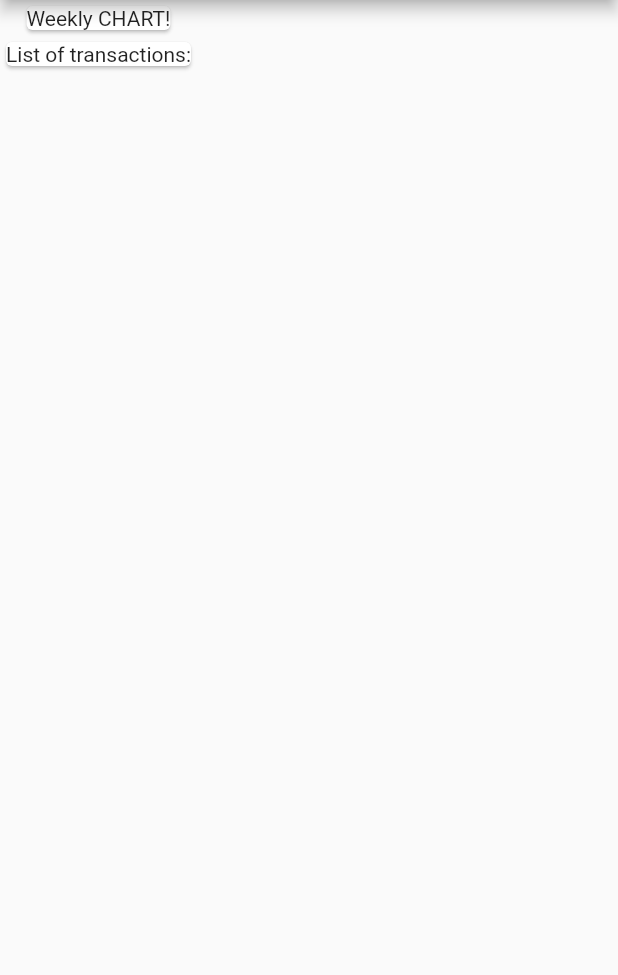
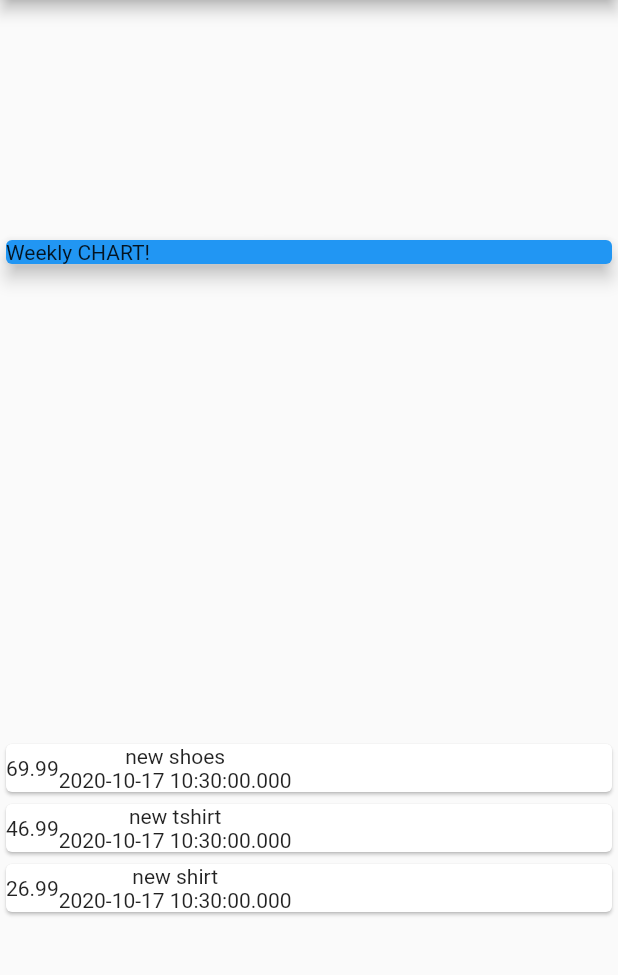
Before and after one commit to IonutSKL/myExpensesApp, a Flutter app: the screen it shows after launch, on a phone screen of 412 x 824 dp, the part 84-1059 px from its top. Run offline on Flutter 3.47's test engine with Material 2 defaults, Android fonts, the phone set to English and light mode, and no system bars.

Commit message:
transactions added

```diff
--- a/lib/main.dart
+++ b/lib/main.dart
@@ -1,4 +1,5 @@
 import 'package:flutter/material.dart';
+import './transaction.dart';
 
 void main() {
   runApp(MyApp());
@@ -16,6 +17,27 @@ class MyApp extends StatelessWidget {
 }
 
 class MyHomePage extends StatelessWidget {
+  final List<Transaction> transactions = [
+    Transaction(
+      id: 't1',
+      title: 'new shoes',
+      amount: 69.99,
+      date: DateTime.now(),
+    ),
+    Transaction(
+      id: 't2',
+      title: 'new tshirt',
+      amount: 46.99,
+      date: DateTime.now(),
+    ),
+    Transaction(
+      id: 't3',
+      title: 'new shirt',
+      amount: 26.99,
+      date: DateTime.now(),
+    ),
+  ];
+
   @override
   Widget build(BuildContext context) {
     return Scaffold(
@@ -23,12 +45,39 @@ class MyHomePage extends StatelessWidget {
         title: Text('My Expenses'),
       ),
       body: Column(
+        mainAxisAlignment: MainAxisAlignment.spaceAround,
+        crossAxisAlignment: CrossAxisAlignment.stretch,
         children: <Widget>[
           Card(
-            child: Text('Weekly CHART!'),
+            color: Colors.blue,
+            child: Container(
+              width: double.infinity,
+              child: Text('Weekly CHART!'),
+            ),
+            elevation: 5,
           ),
-          Card(
-            child: Text('List of transactions:'),
+          Column(
+            children: transactions.map((tx) {
+              return Card(
+                child: Row(
+                  children: <Widget>[
+                    Container(
+                      child: Text(
+                        tx.amount.toString(),
+                      ),
+                    ),
+                    Column(
+                      children: <Widget>[
+                        Text(tx.title),
+                        Text(
+                          tx.date.toString(),
+                        ),
+                      ],
+                    ),
+                  ],
+                ),
+              );
+            }).toList(),
           ),
         ],
       ),
--- /dev/null
+++ b/lib/transaction.dart
@@ -0,0 +1,15 @@
+import 'package:flutter/foundation.dart';
+
+class Transaction {
+  final String id;
+  final String title;
+  final double amount;
+  final DateTime date;
+
+  Transaction({
+    @required this.id,
+    @required this.title,
+    @required this.amount,
+    @required this.date,
+  });
+}
```
